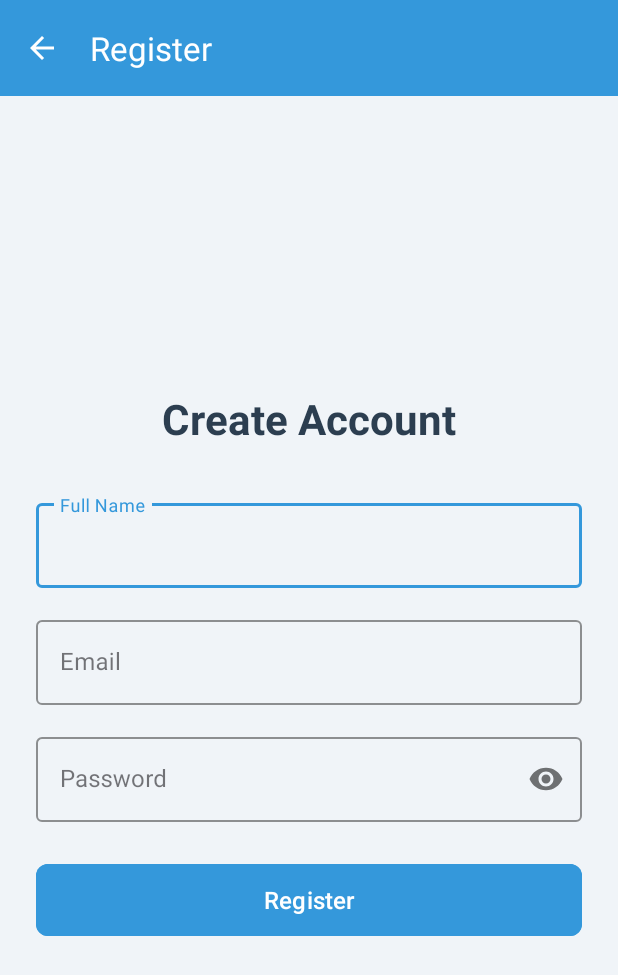
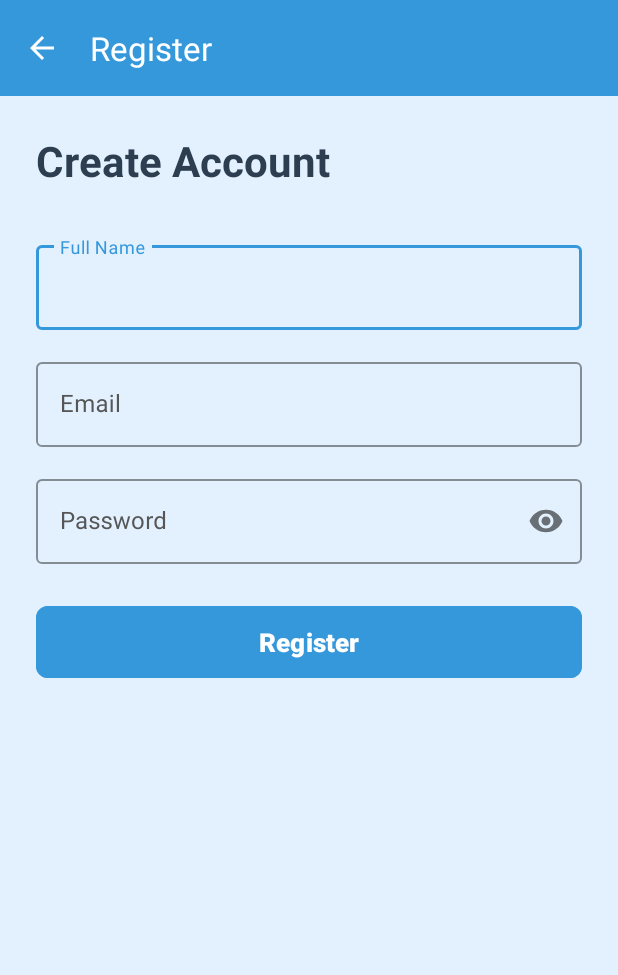
Before and after one commit to SimantDhakalGeorgian/Mobile-APIs-and-Frameworks, an Android app: the RegisterActivity screen opened directly, with no data from a screen before it, on a phone screen of 412 x 824 dp. Shown: the top 975 px of the screen. Run offline under Robolectric (Android 15) with nearby library versions, the light colour scheme and no system bars.

Commit message:
code refactoring

```diff
--- a/Assignment 4 Mobile App Secure API/app/src/main/res/layout/activity_register.xml
+++ b/Assignment 4 Mobile App Secure API/app/src/main/res/layout/activity_register.xml
@@ -4,7 +4,7 @@
     android:layout_width="match_parent"
     android:layout_height="match_parent"
     android:orientation="vertical"
-    android:background="#F0F4F8">
+    android:background="@color/backgroundColor">
 
     <androidx.appcompat.widget.Toolbar
         android:id="@+id/toolbar"
@@ -25,7 +25,7 @@
             android:layout_height="wrap_content"
             android:orientation="vertical"
             android:padding="24dp"
-            android:gravity="center">
+            android:gravity="top">
 
             <TextView
                 android:layout_width="wrap_content"
@@ -40,6 +40,7 @@
                 android:layout_width="match_parent"
                 android:layout_height="wrap_content"
                 android:layout_marginBottom="16dp"
+                android:textColorHint="@color/hintColor"
                 app:boxStrokeColor="#3498DB"
                 app:hintTextColor="#3498DB"
                 style="@style/Widget.MaterialComponents.TextInputLayout.OutlinedBox">
@@ -49,6 +50,8 @@
                     android:layout_width="match_parent"
                     android:layout_height="wrap_content"
                     android:hint="Full Name"
+                    android:textColor="@color/inputTextColor"
+                    android:textColorHint="@color/hintColor"
                     android:inputType="textPersonName"/>
             </com.google.android.material.textfield.TextInputLayout>
 
@@ -56,6 +59,7 @@
                 android:layout_width="match_parent"
                 android:layout_height="wrap_content"
                 android:layout_marginBottom="16dp"
+                android:textColorHint="@color/hintColor"
                 app:boxStrokeColor="#3498DB"
                 app:hintTextColor="#3498DB"
                 style="@style/Widget.MaterialComponents.TextInputLayout.OutlinedBox">
@@ -65,6 +69,8 @@
                     android:layout_width="match_parent"
                     android:layout_height="wrap_content"
                     android:hint="Email"
+                    android:textColor="@color/inputTextColor"
+                    android:textColorHint="@color/hintColor"
                     android:inputType="textEmailAddress"/>
             </com.google.android.material.textfield.TextInputLayout>
 
@@ -72,6 +78,7 @@
                 android:layout_width="match_parent"
                 android:layout_height="wrap_content"
                 android:layout_marginBottom="24dp"
+                android:textColorHint="@color/hintColor"
                 app:boxStrokeColor="#3498DB"
                 app:hintTextColor="#3498DB"
                 app:passwordToggleEnabled="true"
@@ -82,6 +89,8 @@
                     android:layout_width="match_parent"
                     android:layout_height="wrap_content"
                     android:hint="Password"
+                    android:textColor="@color/inputTextColor"
+                    android:textColorHint="@color/hintColor"
                     android:inputType="textPassword"/>
             </com.google.android.material.textfield.TextInputLayout>
 
@@ -90,7 +99,9 @@
                 android:layout_width="match_parent"
                 android:layout_height="56dp"
                 android:text="Register"
-                android:textSize="16sp"
+                android:textSize="17sp"
+                android:textColor="@color/white"
+                android:textStyle="bold"
                 app:cornerRadius="8dp"
                 android:backgroundTint="#3498DB"/>
 
--- a/Assignment 4 Mobile App Secure API/app/src/main/res/layout/activity_splash_screen.xml
+++ b/Assignment 4 Mobile App Secure API/app/src/main/res/layout/activity_splash_screen.xml
@@ -2,7 +2,7 @@
     android:layout_width="match_parent"
     android:layout_height="match_parent"
     android:orientation="vertical"
-    android:background="@color/white"
+    android:background="@color/backgroundColor"
     android:gravity="center"
     android:padding="24dp">
 
--- a/Assignment 4 Mobile App Secure API/app/src/main/res/values/colors.xml
+++ b/Assignment 4 Mobile App Secure API/app/src/main/res/values/colors.xml
@@ -3,8 +3,9 @@
     <color name="black">#FF000000</color>
     <color name="white">#FFFFFFFF</color>
 
-    <color name="hintColor">#6B6B6B</color>
-    <color name="inputTextColor">#464646</color>
+    <color name="hintColor">#565656</color>
+    <color name="inputTextColor">#313131</color>
     <color name="dark_gray">#373535</color>
+    <color name="backgroundColor">#E3F1FF</color>
 
 </resources>
```
Also changed, not shown: Assignment 4 Mobile App Secure API/app/src/main/res/layout/activity_landing.xml (+10 -6 lines).
